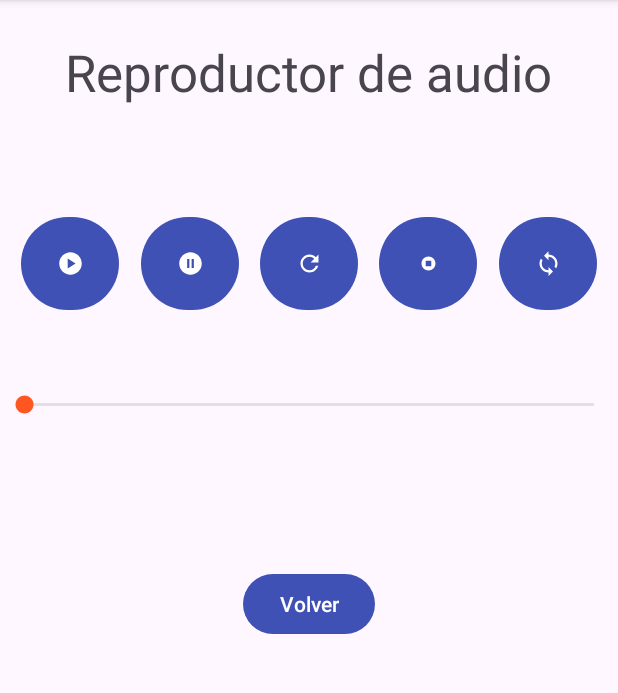
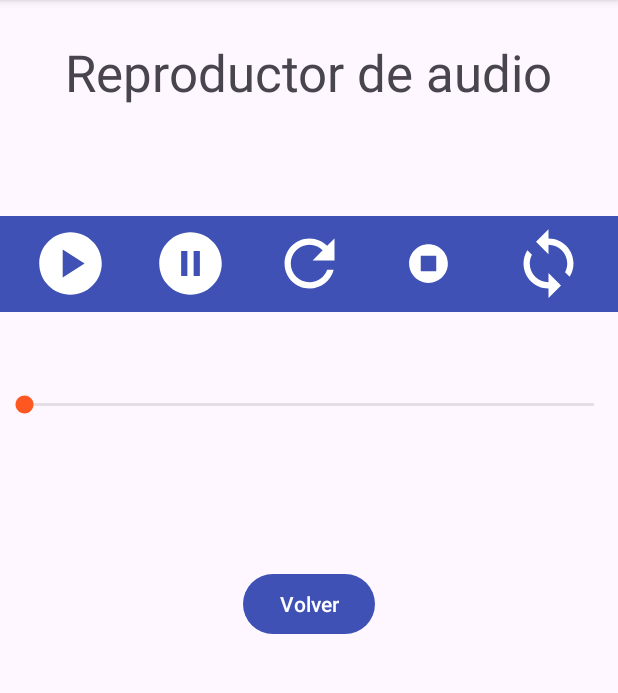
Before and after one commit to JulioAlberto89/TrassTarea3Multimedia, an Android app: the ReproducirAudioActivity screen opened directly, with no data from a screen before it, on a phone screen of 412 x 824 dp, the part 96-789 px from its top. Run offline under Robolectric (Android 15) with nearby library versions, the phone set to English and light mode, and no system bars.

Commit message:
Creo que ya están todas las funcionalidades hechas

```diff
--- a/app/src/main/java/iestrassierra/jlcamunas/trasstarea/fragmentos/FragmentoDos.java
+++ b/app/src/main/java/iestrassierra/jlcamunas/trasstarea/fragmentos/FragmentoDos.java
@@ -197,7 +197,7 @@ public class FragmentoDos extends Fragment {
         Intent grabarAudioIntent = new Intent(MediaStore.Audio.Media.RECORD_SOUND_ACTION);
         lanzadorGrabadoraAudio.launch(grabarAudioIntent);
     }
-    //////////////////////////////////////////////////////////////////////
+    ////////////////////////////////LAUNCHER DE DISPOSITVOS MULTIMEDIA//////////////////////////////////////
     ActivityResultLauncher<Intent> lanzadorCamara = registerForActivityResult(
             new ActivityResultContracts.StartActivityForResult(),
             new ActivityResultCallback<ActivityResult>() {
@@ -317,7 +317,7 @@ public class FragmentoDos extends Fragment {
         }
         return null;
     }
-    /////////////////////////////////////////////////////////////////////////
+    //////////////////////////////GUARDAR VÍDEO///////////////////////////////////////////
     private Uri guardarVideoComoArchivo(Context context, Uri videoUri) {
         InputStream is = null;
         OutputStream fos = null;
@@ -381,6 +381,7 @@ public class FragmentoDos extends Fragment {
         return null;
     }
 
+    ////////////////////////////////GRABAR AUDIO//////////////////////////////////
     private Uri guardarAudioComoArchivo(Context context, Uri audioUri) {
         InputStream is = null;
         OutputStream fos = null;
--- a/app/src/main/res/layout-land/activity_reproducir_audio.xml
+++ b/app/src/main/res/layout-land/activity_reproducir_audio.xml
@@ -6,13 +6,25 @@
     android:layout_height="match_parent"
     tools:context=".MainActivity">
 
+    <androidx.appcompat.widget.Toolbar
+        android:id="@+id/toolbar2"
+        android:layout_width="match_parent"
+        android:layout_height="wrap_content"
+        android:background="?attr/colorPrimary"
+        android:minHeight="?attr/actionBarSize"
+        android:theme="?attr/actionBarTheme"
+        app:layout_constraintBottom_toBottomOf="@+id/btn_reanudar"
+        app:layout_constraintEnd_toEndOf="parent"
+        app:layout_constraintStart_toStartOf="parent"
+        app:layout_constraintTop_toTopOf="@+id/btn_reanudar" />
+
     <TextView
         android:id="@+id/textView"
         android:layout_width="wrap_content"
         android:layout_height="wrap_content"
         android:layout_marginTop="25dp"
         android:text="Reproductor de audio"
-        android:textSize="34sp"
+        android:textSize="24sp"
         app:layout_constraintEnd_toEndOf="parent"
         app:layout_constraintStart_toStartOf="parent"
         app:layout_constraintTop_toTopOf="parent" />
@@ -21,8 +33,11 @@
         android:id="@+id/btn_reproducir"
         android:layout_width="65dp"
         android:layout_height="70dp"
-        android:layout_marginTop="40dp"
+        android:layout_marginTop="20dp"
         app:icon="@drawable/baseline_play_circle_24"
+        app:iconGravity="textTop"
+        app:iconPadding="15dp"
+        app:iconSize="50dp"
         app:layout_constraintEnd_toStartOf="@+id/btn_pausar"
         app:layout_constraintHorizontal_bias="0.5"
         app:layout_constraintStart_toStartOf="parent"
@@ -33,6 +48,9 @@
         android:layout_width="65dp"
         android:layout_height="70dp"
         app:icon="@drawable/baseline_pause_circle_filled_24"
+        app:iconGravity="textTop"
+        app:iconPadding="15dp"
+        app:iconSize="50dp"
         app:layout_constraintEnd_toStartOf="@+id/btn_reanudar"
         app:layout_constraintHorizontal_bias="0.5"
         app:layout_constraintStart_toEndOf="@+id/btn_reproducir"
@@ -43,6 +61,9 @@
         android:layout_width="65dp"
         android:layout_height="70dp"
         app:icon="@drawable/baseline_refresh_24"
+        app:iconGravity="textTop"
+        app:iconPadding="15dp"
+        app:iconSize="50dp"
         app:layout_constraintEnd_toStartOf="@+id/btn_parar"
         app:layout_constraintHorizontal_bias="0.5"
         app:layout_constraintStart_toEndOf="@+id/btn_pausar"
@@ -53,6 +74,9 @@
         android:layout_width="65dp"
         android:layout_height="70dp"
         app:icon="@drawable/ic_launcher_foreground"
+        app:iconGravity="textTop"
+        app:iconPadding="15dp"
+        app:iconSize="50dp"
         app:layout_constraintEnd_toStartOf="@+id/btn_bucle"
         app:layout_constraintHorizontal_bias="0.5"
         app:layout_constraintStart_toEndOf="@+id/btn_reanudar"
@@ -63,6 +87,9 @@
         android:layout_width="65dp"
         android:layout_height="70dp"
         app:icon="@drawable/baseline_loop_24"
+        app:iconGravity="textTop"
+        app:iconPadding="15dp"
+        app:iconSize="50dp"
         app:layout_constraintEnd_toEndOf="parent"
         app:layout_constraintHorizontal_bias="0.5"
         app:layout_constraintStart_toEndOf="@+id/btn_parar"
@@ -73,7 +100,7 @@
         android:layout_width="match_parent"
         android:layout_height="wrap_content"
         android:layout_marginStart="100dp"
-        android:layout_marginTop="40dp"
+        android:layout_marginTop="30dp"
         android:layout_marginEnd="100dp"
         android:max="100"
         android:progress="0"
--- a/app/src/main/res/layout/activity_reproducir_audio.xml
+++ b/app/src/main/res/layout/activity_reproducir_audio.xml
@@ -5,6 +5,19 @@
     android:layout_width="match_parent"
     android:layout_height="match_parent"
     tools:context=".MainActivity">
+
+    <androidx.appcompat.widget.Toolbar
+        android:id="@+id/toolbar"
+        android:layout_width="match_parent"
+        android:layout_height="wrap_content"
+        android:background="?attr/colorPrimary"
+        android:minHeight="?attr/actionBarSize"
+        android:outlineSpotShadowColor="@color/mi_color_control_highlight"
+        android:theme="?attr/actionBarTheme"
+        app:layout_constraintBottom_toBottomOf="@+id/btn_reanudar"
+        app:layout_constraintEnd_toEndOf="parent"
+        app:layout_constraintStart_toStartOf="parent"
+        app:layout_constraintTop_toTopOf="@+id/btn_reanudar" />
 
     <TextView
         android:id="@+id/textView"
@@ -23,6 +36,9 @@
         android:layout_height="70dp"
         android:layout_marginTop="70dp"
         app:icon="@drawable/baseline_play_circle_24"
+        app:iconGravity="textTop"
+        app:iconPadding="15dp"
+        app:iconSize="50dp"
         app:layout_constraintEnd_toStartOf="@+id/btn_pausar"
         app:layout_constraintHorizontal_bias="0.5"
         app:layout_constraintStart_toStartOf="parent"
@@ -33,6 +49,9 @@
         android:layout_width="65dp"
         android:layout_height="70dp"
         app:icon="@drawable/baseline_pause_circle_filled_24"
+        app:iconGravity="textTop"
+        app:iconPadding="15dp"
+        app:iconSize="50dp"
         app:layout_constraintEnd_toStartOf="@+id/btn_reanudar"
         app:layout_constraintHorizontal_bias="0.5"
         app:layout_constraintStart_toEndOf="@+id/btn_reproducir"
@@ -43,6 +62,9 @@
         android:layout_width="65dp"
         android:layout_height="70dp"
         app:icon="@drawable/baseline_refresh_24"
+        app:iconGravity="textTop"
+        app:iconPadding="15dp"
+        app:iconSize="50dp"
         app:layout_constraintEnd_toStartOf="@+id/btn_parar"
         app:layout_constraintHorizontal_bias="0.5"
         app:layout_constraintStart_toEndOf="@+id/btn_pausar"
@@ -53,6 +75,9 @@
         android:layout_width="65dp"
         android:layout_height="70dp"
         app:icon="@drawable/ic_launcher_foreground"
+        app:iconGravity="top"
+        app:iconPadding="15dp"
+        app:iconSize="50dp"
         app:layout_constraintEnd_toStartOf="@+id/btn_bucle"
         app:layout_constraintHorizontal_bias="0.5"
         app:layout_constraintStart_toEndOf="@+id/btn_reanudar"
@@ -63,6 +88,9 @@
         android:layout_width="65dp"
         android:layout_height="70dp"
         app:icon="@drawable/baseline_loop_24"
+        app:iconGravity="textTop"
+        app:iconPadding="15dp"
+        app:iconSize="50dp"
         app:layout_constraintEnd_toEndOf="parent"
         app:layout_constraintHorizontal_bias="0.5"
         app:layout_constraintStart_toEndOf="@+id/btn_parar"
```
Also changed, not shown: app/src/main/java/iestrassierra/jlcamunas/trasstarea/actividades/DetallarTareaActivity.java (+70 -4 lines).
